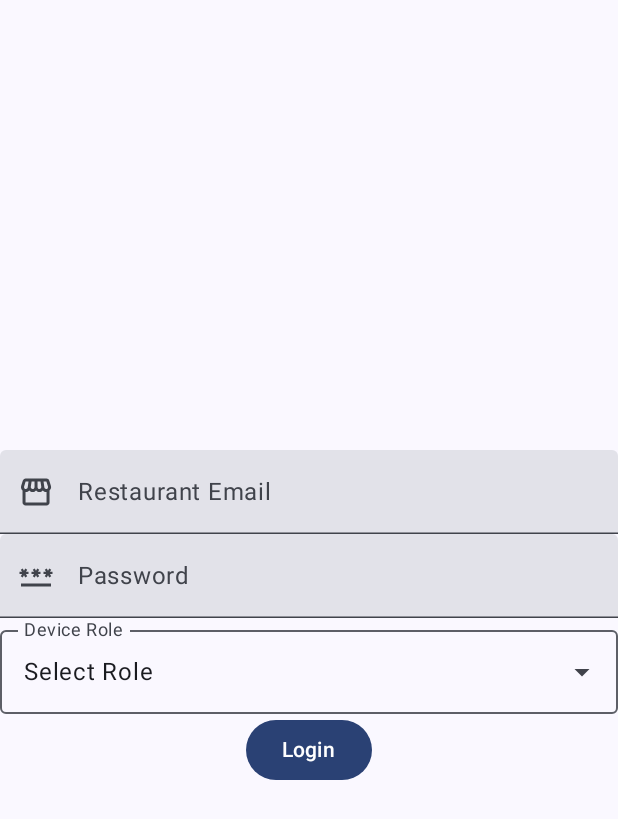
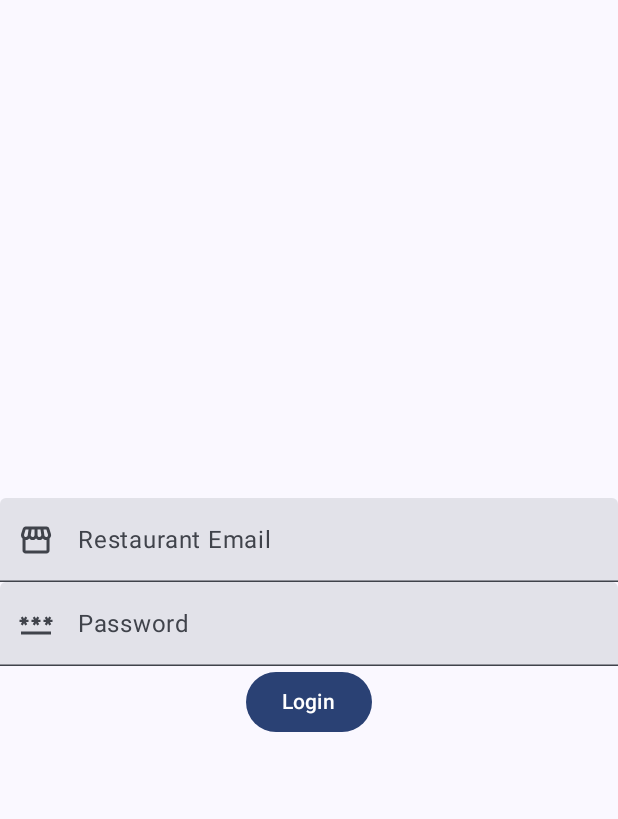
Before and after one commit to ConorCoker/to-table-android, an Android app built with Jetpack Compose: the screen it shows after launch (MainActivity), on a phone screen of 412 x 824 dp. Shown: the top 819 px of the screen. Run offline under Robolectric (Android 15) with nearby library versions, the phone set to English and light mode, and no system bars; our stand-ins replace Firebase (no records; nobody signed in at launch, a user with empty details on screens opened directly).

Commit message:
Changed how roles are handled in Android, we now dynamically fetch restaurant roles that were created on the webapp. We no longer have hardcoded roles

```diff
--- a/app/src/main/java/com/dining/totable/navigation/AppNavigator.kt
+++ b/app/src/main/java/com/dining/totable/navigation/AppNavigator.kt
@@ -1,12 +1,15 @@
 package com.dining.totable.navigation
 
 import androidx.compose.runtime.Composable
+import androidx.compose.ui.platform.LocalContext
 import androidx.lifecycle.viewmodel.compose.viewModel
 import androidx.navigation.compose.NavHost
 import androidx.navigation.compose.composable
 import androidx.navigation.compose.rememberNavController
+import com.dining.totable.ui.screens.LoginScreen
 import com.dining.totable.ui.screens.MainScreen
-import com.dining.totable.ui.screens.LoginScreen
+import com.dining.totable.ui.screens.RoleSelectionScreen
+import com.dining.totable.utils.DeviceConfigManager
 import com.dining.totable.viewmodels.ToTableViewModel
 import com.google.firebase.auth.FirebaseAuth
 
@@ -17,9 +20,16 @@ fun AppNavigator() {
     val viewModel: ToTableViewModel = viewModel()
     NavHost(
         navController = navController,
-        startDestination = if (auth.currentUser != null) "home" else "login"
+        startDestination = if (auth.currentUser != null) {
+            if (DeviceConfigManager(LocalContext.current).getConfiguration()!!.deviceRoleId != null) {
+                "home"
+            } else "role_selection"
+        } else {
+            "login"
+        }
     ) {
         composable("login") { LoginScreen(navController, viewModel) }
         composable("home") { MainScreen(navController,viewModel) }
+        composable(route = "role_selection") { RoleSelectionScreen(navController, viewModel) }
     }
 }
--- a/app/src/main/java/com/dining/totable/ui/composables/menus/DropDownMenus.kt
+++ /dev/null
@@ -1,59 +0,0 @@
-package com.dining.totable.ui.composables.menus
-
-import androidx.compose.foundation.clickable
-import androidx.compose.foundation.layout.Box
-import androidx.compose.foundation.layout.fillMaxWidth
-import androidx.compose.material.icons.Icons
-import androidx.compose.material.icons.filled.ArrowDropDown
-import androidx.compose.material3.DropdownMenu
-import androidx.compose.material3.DropdownMenuItem
-import androidx.compose.material3.Icon
-import androidx.compose.material3.OutlinedTextField
-import androidx.compose.material3.Text
-import androidx.compose.runtime.Composable
-import androidx.compose.runtime.getValue
-import androidx.compose.runtime.mutableStateOf
-import androidx.compose.runtime.remember
-import androidx.compose.runtime.setValue
-import androidx.compose.ui.Modifier
-import com.dining.totable.utils.DeviceRole
-
-@Composable
-fun RoleDropdown(
-    selectedRole: DeviceRole?,
-    onRoleSelected: (DeviceRole) -> Unit
-) {
-    var expanded by remember { mutableStateOf(false) } // Controls dropdown visibility
-
-    Box {
-        OutlinedTextField(
-            value = selectedRole?.name ?: "Select Role",
-            onValueChange = {},
-            readOnly = true,
-            label = { Text("Device Role") },
-            trailingIcon = {
-                Icon(
-                    imageVector = Icons.Default.ArrowDropDown,
-                    contentDescription = "Dropdown Icon",
-                    modifier = Modifier.clickable { expanded = true }
-                )
-            },
-            modifier = Modifier.fillMaxWidth()
-        )
-
-        DropdownMenu(
-            expanded = expanded,
-            onDismissRequest = { expanded = false }
-        ) {
-            DeviceRole.entries.forEach { role ->
-                DropdownMenuItem(
-                    text = { Text(role.name) },
-                    onClick = {
-                        onRoleSelected(role)
-                        expanded = false
-                    }
-                )
-            }
-        }
-    }
-}
--- a/app/src/main/java/com/dining/totable/utils/DeviceConfigManager.kt
+++ b/app/src/main/java/com/dining/totable/utils/DeviceConfigManager.kt
@@ -7,7 +7,8 @@ import com.google.firebase.ktx.Firebase
 import com.google.gson.Gson
 
 data class DeviceConfiguration(
-    val deviceRole: DeviceRole,
+    val deviceRoleName: String? = null,
+    val deviceRoleId: String? = null,
     val restaurantEmail: String,
     val restaurantId: String
 )
@@ -41,6 +42,7 @@ class DeviceConfigManager(context: Context) {
 
     fun logout(navController: NavController) {
         Firebase.auth.signOut()
+        sharedPreferences.edit().remove(KEY_CONFIG).apply()
         navController.navigate("login")
     }
 }
```
Also changed, not shown: app/src/main/java/com/dining/totable/ui/composables/MainScreenTopBar.kt (+5 -12 lines), app/src/main/java/com/dining/totable/ui/screens/LoginScreen.kt (+1 -16 lines), app/src/main/java/com/dining/totable/ui/screens/MainScreen.kt (+10 -8 lines), app/src/main/java/com/dining/totable/ui/screens/RoleSelectionScreen.kt (added, +117 -0 lines), app/src/main/java/com/dining/totable/utils/DeviceRole.kt (deleted, +0 -7 lines), app/src/main/java/com/dining/totable/viewmodels/ToTableViewModel.kt (+32 -0 lines).
